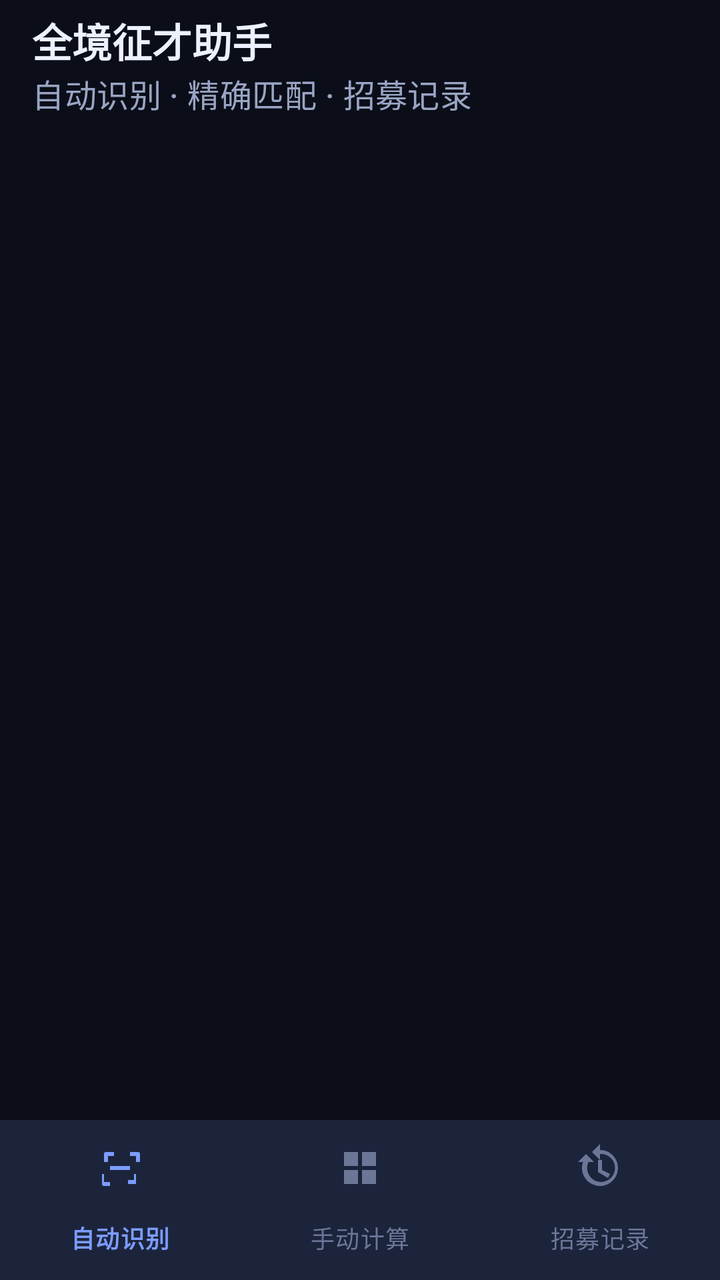
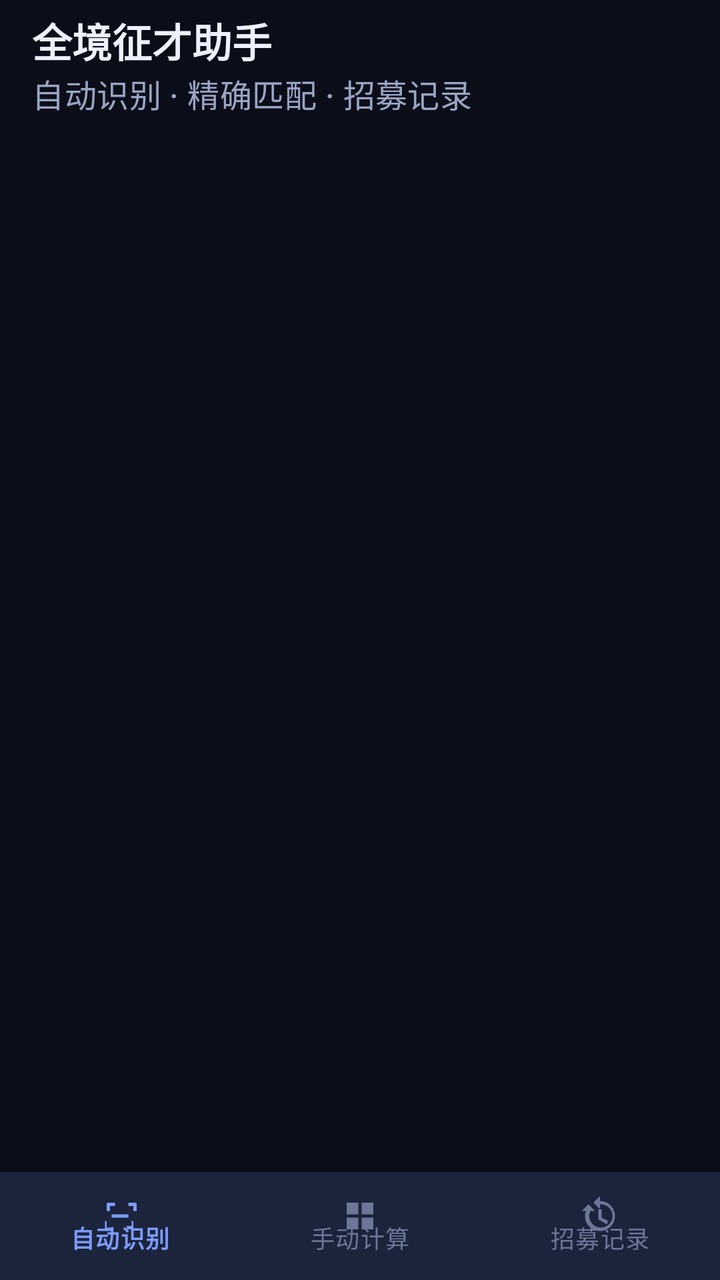

Screens rendered from an Android XML layout before and after an edit, with the pre-edit source and the edit as a unified diff.
<!-- AndroidManifest.xml: application theme Theme.App -->
<!-- res/layout/activity_main.xml -->
<?xml version="1.0" encoding="utf-8"?>
<LinearLayout xmlns:android="http://schemas.android.com/apk/res/android"
    xmlns:app="http://schemas.android.com/apk/res-auto"
    android:layout_width="match_parent"
    android:layout_height="match_parent"
    android:orientation="vertical"
    android:gravity="center_horizontal"
    android:background="@color/bg">

    <com.google.android.material.appbar.MaterialToolbar
        android:id="@+id/toolbar"
        android:layout_width="match_parent"
        android:layout_height="?attr/actionBarSize"
        android:background="@color/bg"
        android:paddingStart="6dp"
        android:paddingEnd="6dp"
        app:title="@string/app_name"
        app:titleTextAppearance="@style/TextAppearance.App.Toolbar.Title"
        app:titleTextColor="@color/text"
        app:subtitle="自动识别 · 精确匹配 · 招募记录"
        app:subtitleTextColor="@color/text_dim" />

    <FrameLayout
        android:id="@+id/container"
        android:layout_width="match_parent"
        android:layout_height="0dp"
        android:layout_weight="1" />

    <com.google.android.material.bottomnavigation.BottomNavigationView
        android:id="@+id/bottomNav"
        android:layout_width="match_parent"
        android:layout_height="wrap_content"
        android:background="@color/surface"
        app:itemIconTint="@color/nav_item_color"
        app:itemTextColor="@color/nav_item_color"
        app:itemActiveIndicatorStyle="@null"
        app:labelVisibilityMode="labeled"
        app:menu="@menu/bottom_nav" />
</LinearLayout>
<!-- resources referenced by this layout -->
<resources>
  <color name="bg">#0B0E18</color>
  <color name="surface">#141A2B</color>
  <color name="text">#EDF1FF</color>
  <color name="text_dim">#9AA5C4</color>
  <string name="app_name">全境征才助手</string>
  <style name="TextAppearance.App.Toolbar.Title" parent="TextAppearance.Material3.TitleLarge">
          <item name="android:textColor">@color/text</item>
          <item name="android:textSize">20sp</item>
          <item name="android:textStyle">bold</item>
      </style>
  <style name="Theme.App" parent="Theme.Material3.Dark.NoActionBar">
          <item name="colorPrimary">@color/primary</item>
          <item name="colorOnPrimary">#0B0E18</item>
          <item name="colorSecondary">@color/accent</item>
          <item name="android:colorBackground">@color/bg</item>
          <item name="colorSurface">@color/surface</item>
          <item name="colorSurfaceVariant">@color/surface_2</item>
          <item name="colorOnSurface">@color/text</item>
          <item name="colorOnSurfaceVariant">@color/text_dim</item>
          <item name="android:statusBarColor">@color/bg</item>
          <item name="android:navigationBarColor">@color/bg</item>
          <item name="android:windowLightStatusBar">false</item>
          <item name="materialAlertDialogTheme">@style/ThemeOverlay.App.Dialog</item>
      </style>
  <color name="primary">#7C9CFF</color>
  <color name="accent">#4ADEA0</color>
  <color name="surface_2">#1B2236</color>
  <style name="ThemeOverlay.App.Dialog" parent="ThemeOverlay.Material3.MaterialAlertDialog">
          <item name="colorSurface">@color/surface</item>
          <item name="colorOnSurface">@color/text</item>
      </style>
</resources>

<!-- the commit's change to res/layout/activity_main.xml (unified diff, before → after) -->
@@ -4,7 +4,6 @@
     android:layout_width="match_parent"
     android:layout_height="match_parent"
     android:orientation="vertical"
-    android:gravity="center_horizontal"
     android:background="@color/bg">
 
     <com.google.android.material.appbar.MaterialToolbar
@@ -29,8 +28,9 @@
     <com.google.android.material.bottomnavigation.BottomNavigationView
         android:id="@+id/bottomNav"
         android:layout_width="match_parent"
-        android:layout_height="wrap_content"
+        android:layout_height="54dp"
         android:background="@color/surface"
+        app:itemIconSize="20dp"
         app:itemIconTint="@color/nav_item_color"
         app:itemTextColor="@color/nav_item_color"
         app:itemActiveIndicatorStyle="@null"
